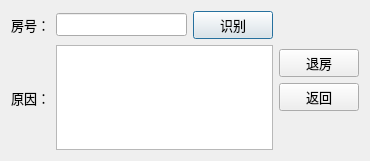
Old version of the form Lab5/One_Card_System/pages/writeoff/writeoffperson.ui in the repository JyamlamLaiHust/RFIDLab.
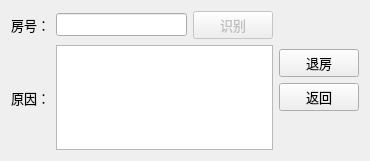
New version of the form.

```diff
--- a/Lab5/One_Card_System/pages/writeoff/writeoffperson.ui
+++ b/Lab5/One_Card_System/pages/writeoff/writeoffperson.ui
@@ -43,6 +43,9 @@
        </item>
        <item>
         <widget class="QPushButton" name="btn_Inventory">
+         <property name="enabled">
+          <bool>false</bool>
+         </property>
          <property name="font">
           <font>
            <family>Times New Roman</family>
```
